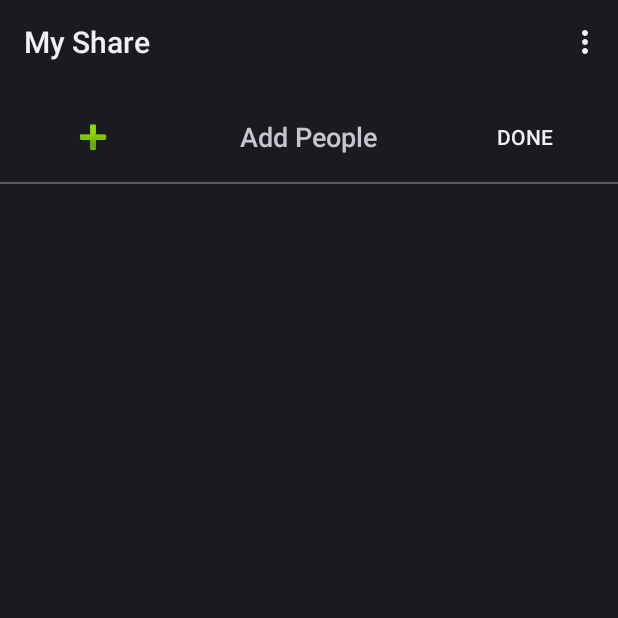
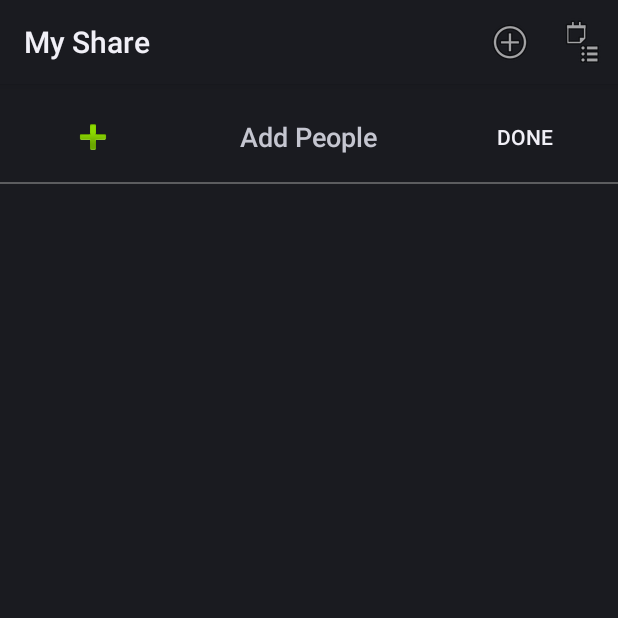
Before and after one commit to wxmann/myshare, an Android app: the screen it shows after launch (AddPeopleActivity), on a phone screen of 412 x 824 dp, the top half of it. Run offline under Robolectric (Android 15) with nearby library versions, the phone set to English and light mode, and no system bars.

Commit message:
Add menu bar, wire creating a new share, begin wiring the save share functionality

```diff
--- a/app/src/main/java/com/jimtang/myshare/activity/AddPeopleActivity.java
+++ b/app/src/main/java/com/jimtang/myshare/activity/AddPeopleActivity.java
@@ -1,12 +1,9 @@
 package com.jimtang.myshare.activity;
 
-import android.app.Activity;
 import android.app.Fragment;
 import android.app.FragmentManager;
 import android.content.Intent;
 import android.os.Bundle;
-import android.view.Menu;
-import android.view.MenuItem;
 import android.view.View;
 import android.widget.Toast;
 
@@ -22,7 +19,7 @@ import java.util.ArrayList;
 /**
  * Created by tangz on 11/5/2015.
  */
-public class AddPeopleActivity extends Activity {
+public class AddPeopleActivity extends AbstractMyShareActivity {
 
     static final String PEOPLE_ENTRY_FRAGMENT = "peopleEntryFrag";
     static final String PEOPLE_DISPLAY_FRAGMENT = "peopleDisplayFrag";
@@ -84,26 +81,4 @@ public class AddPeopleActivity extends Activity {
             }
         });
     }
-
-    @Override
-    public boolean onCreateOptionsMenu(Menu menu) {
-        // Inflate the menu; this adds items to the action bar if it is present.
-        getMenuInflater().inflate(R.menu.menu_main, menu);
-        return true;
-    }
-
-    @Override
-    public boolean onOptionsItemSelected(MenuItem item) {
-        // Handle action bar item clicks here. The action bar will
-        // automatically handle clicks on the Home/Up button, so long
-        // as you specify a parent activity in AndroidManifest.xml.
-        int id = item.getItemId();
-
-        //noinspection SimplifiableIfStatement
-        if (id == R.id.action_settings) {
-            return true;
-        }
-
-        return super.onOptionsItemSelected(item);
-    }
 }
--- a/app/src/main/res/menu/menu_main.xml
+++ b/app/src/main/res/menu/menu_main.xml
@@ -1,6 +1,13 @@
-<menu xmlns:android="http://schemas.android.com/apk/res/android"
-    xmlns:app="http://schemas.android.com/apk/res-auto"
-    xmlns:tools="http://schemas.android.com/tools" tools:context="com.jimtang.myshare.activity.AddPeopleActivity">
-    <item android:id="@+id/action_settings" android:title="@string/action_settings"
-        android:orderInCategory="100" app:showAsAction="never" />
+<menu xmlns:android="http://schemas.android.com/apk/res/android">
+
+    <item android:id="@+id/menu_new_share_setting"
+        android:icon="@android:drawable/ic_menu_add"
+        android:title="New Share"
+        android:showAsAction="ifRoom"/>
+
+    <item android:id="@+id/menu_saved_share_settings"
+        android:title="Saved Shares"
+        android:icon="@android:drawable/ic_menu_agenda"
+        android:showAsAction="ifRoom"/>
+
 </menu>
```
Also changed, not shown: app/src/main/java/com/jimtang/myshare/activity/AbstractMyShareActivity.java (added, +45 -0 lines), app/src/main/java/com/jimtang/myshare/activity/AddExpenseActivity.java (+1 -26 lines), app/src/main/java/com/jimtang/myshare/activity/CumulativeTotalsActivity.java (+1 -26 lines), app/src/main/java/com/jimtang/myshare/activity/DisplaySharesActivity.java (+1 -26 lines).
